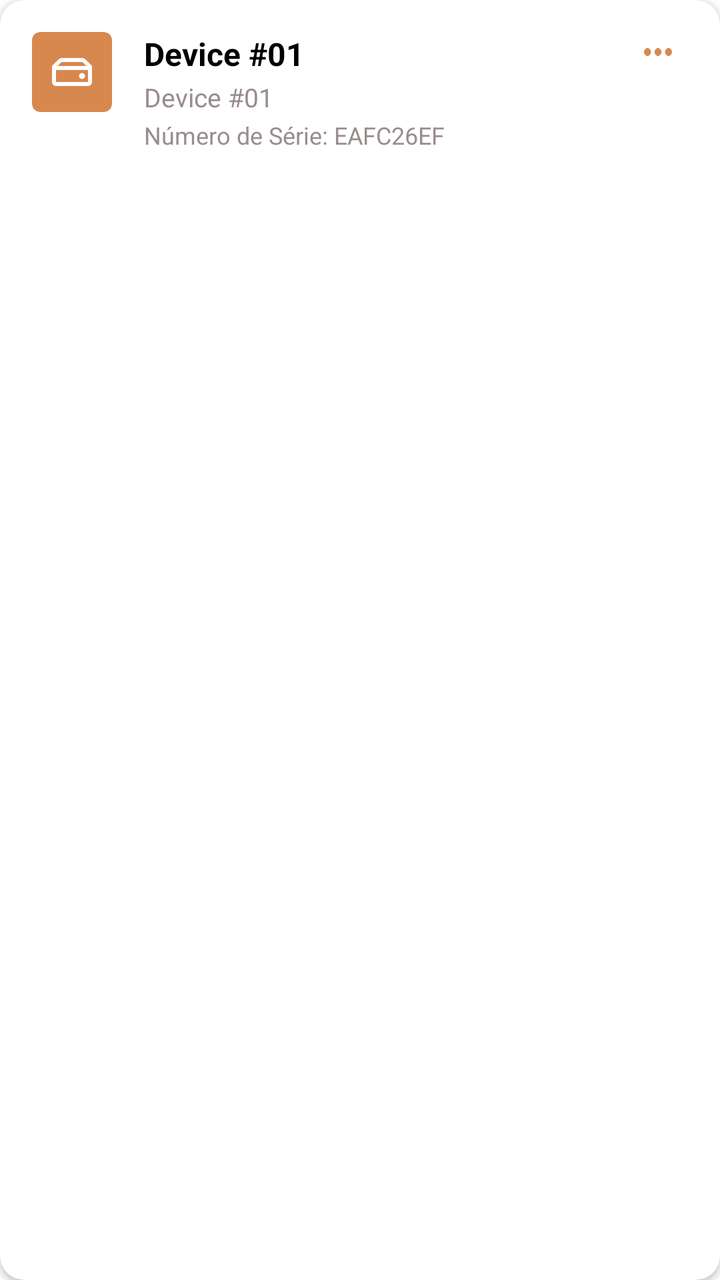
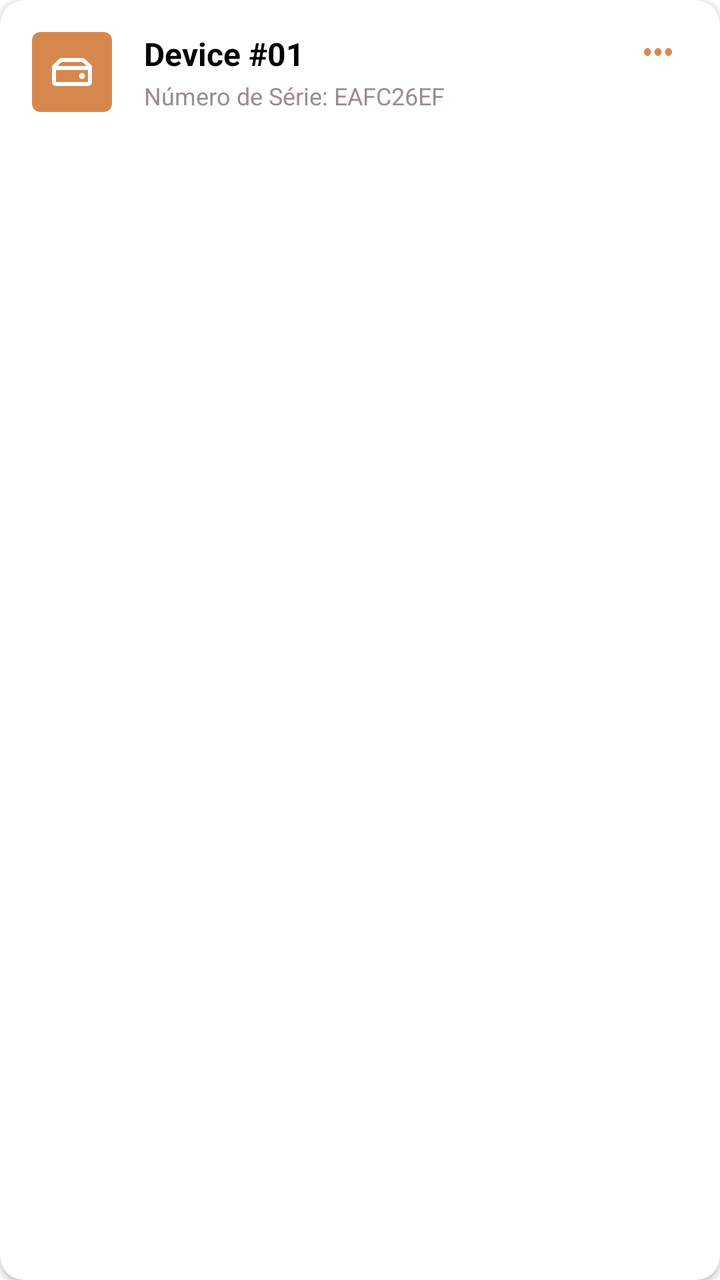

Screens rendered from an Android XML layout before and after an edit, with the pre-edit source and the edit as a unified diff.
<!-- AndroidManifest.xml: application theme Theme.GasifyProject -->
<!-- res/layout/item_device_full.xml -->
<?xml version="1.0" encoding="utf-8"?>
<com.google.android.material.card.MaterialCardView xmlns:android="http://schemas.android.com/apk/res/android"
    xmlns:app="http://schemas.android.com/apk/res-auto"
    android:id="@+id/cardDevice"
    android:layout_width="match_parent"
    android:layout_height="wrap_content"
    android:layout_marginBottom="12dp"
    app:cardCornerRadius="12dp"
    app:cardElevation="2dp"
    app:cardBackgroundColor="@color/card"
    android:outlineSpotShadowColor="@color/shadow_color">

    <LinearLayout
        android:layout_width="match_parent"
        android:layout_height="wrap_content"
        android:orientation="horizontal"
        android:padding="16dp">

        
        <com.google.android.material.card.MaterialCardView
            android:id="@+id/deviceIconCard"
            android:layout_width="40dp"
            android:layout_height="40dp"
            app:cardCornerRadius="4dp"
            app:cardElevation="0dp"
            app:strokeWidth="0dp"
            app:cardBackgroundColor="@color/primary">

            <ImageView
                android:layout_width="24dp"
                android:layout_height="24dp"
                android:layout_gravity="center"
                android:src="@drawable/ic_device"
                app:tint="@color/primary_foreground" />
        </com.google.android.material.card.MaterialCardView>

        
        <LinearLayout
            android:layout_width="0dp"
            android:layout_height="wrap_content"
            android:layout_weight="1"
            android:orientation="vertical"
            android:layout_marginStart="16dp">

            <TextView
                android:id="@+id/tvDeviceName"
                android:layout_width="wrap_content"
                android:layout_height="wrap_content"
                android:text="Device #01"
                android:textColor="@color/foreground"
                android:textSize="16sp"
                android:textStyle="bold" />

            <TextView
                android:id="@+id/tvDeviceId"
                android:layout_width="wrap_content"
                android:layout_height="wrap_content"
                android:text="Device #01"
                android:textColor="@color/card_foreground"
                android:textSize="13sp"
                android:layout_marginTop="2dp" />

            <TextView
                android:id="@+id/tvDeviceSerial"
                android:layout_width="wrap_content"
                android:layout_height="wrap_content"
                android:text="Número de Série: EAFC26EF"
                android:textColor="@color/card_foreground"
                android:textSize="12sp"
                android:layout_marginTop="2dp" />
        </LinearLayout>

        
        <ImageView
            android:id="@+id/btnMenu"
            android:layout_width="30dp"
            android:layout_height="20dp"
            android:padding="8dp"
            android:src="@drawable/ic_more_horiz"
            app:tint="@color/primary"
            android:background="?attr/selectableItemBackgroundBorderless" />

        
        <com.google.android.material.button.MaterialButton
            android:id="@+id/btnCancelAlarm"
            android:layout_width="wrap_content"
            android:layout_height="36dp"
            android:text="Cancelar Alarme"
            android:textSize="12sp"
            android:textAllCaps="false"
            android:visibility="gone"
            app:backgroundTint="@color/destroy"
            app:cornerRadius="8dp"
            android:layout_marginStart="8dp" />

    </LinearLayout>

</com.google.android.material.card.MaterialCardView>
<!-- resources referenced by this layout -->
<resources>
  <color name="card">#FFFFFFFF</color>
  <color name="card_foreground">#FF998D8D</color>
  <color name="destroy">#FFD5585A</color>
  <color name="foreground">#FF000000</color>
  <color name="primary">#FFD7884F</color>
  <color name="primary_foreground">#FFFFFFFF</color>
  <color name="shadow_color">#FF000000</color>
  <!-- drawable ic_device (drawable) -->
  <vector xmlns:android="http://schemas.android.com/apk/res/android" xmlns:aapt="http://schemas.android.com/aapt"
      android:viewportWidth="960"
      android:viewportHeight="960"
      android:width="24dp"
      android:height="24dp">
      <group
          android:translateX="-0"
          android:translateY="960">
          <path
              android:pathData="M160 -280h640v-240H160v240Zm520 -60q25 0 42.5 -17.5T740 -400q0 -25 -17.5 -42.5T680 -460q-25 0 -42.5 17.5T620 -400q0 25 17.5 42.5T680 -340Zm200 -260H767l-80 -80H273l-80 80H80l137 -137q11 -11 25.5 -17t30.5 -6h414q16 0 30.5 6t25.5 17l137 137ZM160 -200q-33 0 -56.5 -23.5T80 -280v-320h800v320q0 33 -23.5 56.5T800 -200H160Z"
              android:fillColor="@color/muted_foreground" />
      </group>
  </vector>
  <style name="Theme.GasifyProject" parent="Theme.MaterialComponents.DayNight.NoActionBar">
          
          <item name="colorPrimary">@color/primary</item>
          <item name="colorPrimaryVariant">@color/primary</item>
          <item name="colorOnPrimary">@color/primary_foreground</item>
  
          
          <item name="colorSecondary">@color/muted</item>
          <item name="colorSecondaryVariant">@color/muted</item>
          <item name="colorOnSecondary">@color/foreground</item>
  
          
          <item name="android:windowBackground">@color/background</item> 
          <item name="android:statusBarColor">@color/background</item>
          <item name="android:windowLightStatusBar">true</item>
  
          
          <item name="materialButtonStyle">@style/Widget.GasifyProject.Button</item>
          <item name="textInputStyle">@style/Widget.GasifyProject.TextInputLayout</item>
  
          
          <item name="android:textColor">@color/foreground</item>
          <item name="android:textColorHint">@color/card_foreground</item> 
      </style>
  <color name="muted_foreground">#FF998D8D</color>
  <color name="muted">#FFEDD3AE</color>
  <color name="background">#FFFFFFFF</color>
  <style name="Widget.GasifyProject.Button" parent="Widget.MaterialComponents.Button">
          <item name="android:background">@drawable/primary_button_background</item>
          <item name="android:textColor">@color/primary_foreground</item>
          <item name="android:textSize">18sp</item>
          <item name="android:textStyle">bold</item>
          <item name="android:textAllCaps">false</item>
          <item name="cornerRadius">28dp</item>
      </style>
  <style name="Widget.GasifyProject.TextInputLayout" parent="Widget.MaterialComponents.TextInputLayout.OutlinedBox">
          <item name="boxStrokeColor">@color/transparent</item>
          <item name="boxStrokeWidth">0dp</item>
          <item name="boxStrokeWidthFocused">0dp</item>
          <item name="boxBackgroundMode">none</item>
          <item name="boxBackgroundColor">@color/transparent</item>
          <item name="hintTextColor">@color/foreground</item> 
          <item name="android:paddingTop">0dp</item>
          <item name="android:paddingBottom">0dp</item>
          <item name="shapeAppearanceOverlay">@style/ShapeAppearance.GasifyProject.TextInput</item>
      </style>
  <!-- drawable primary_button_background (drawable) -->
  <?xml version="1.0" encoding="utf-8"?>
  <shape xmlns:android="http://schemas.android.com/apk/res/android">
      <solid android:color="@color/primary" />
      <corners android:radius="28dp" />
  </shape>
  <color name="transparent">#00000000</color>
  <style name="ShapeAppearance.GasifyProject.TextInput" parent="ShapeAppearance.MaterialComponents.SmallComponent">
          <item name="cornerFamily">rounded</item>
          <item name="cornerSize">16dp</item>
      </style>
  <!-- unchanged entries left out for length: 1 -->
</resources>

<!-- the commit's change to res/layout/item_device_full.xml (unified diff, before → after) -->
@@ -52,15 +52,6 @@
                 android:textStyle="bold" />
 
             <TextView
-                android:id="@+id/tvDeviceId"
-                android:layout_width="wrap_content"
-                android:layout_height="wrap_content"
-                android:text="Device #01"
-                android:textColor="@color/card_foreground"
-                android:textSize="13sp"
-                android:layout_marginTop="2dp" />
-
-            <TextView
                 android:id="@+id/tvDeviceSerial"
                 android:layout_width="wrap_content"
                 android:layout_height="wrap_content"
